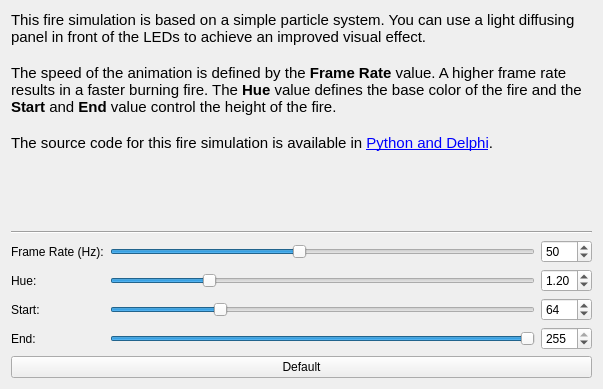
Above: demo/src/ui/fire.ui from Tinkerforge/blinkenlights before the change. Below: the same form after it.
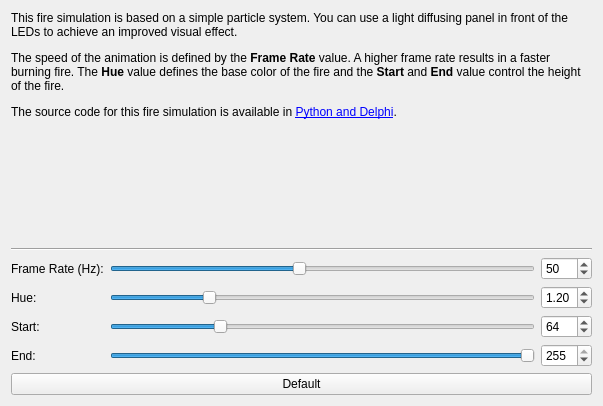
That is the form after the change.

Commit message:
demo: Remove fixed font size from UI texts
Fixed font sizes don't work properly cross platform. No specifying a
font size makes Qt automatically pick the right one for each platform.

Patch:
```diff
--- a/demo/src/ui/fire.ui
+++ b/demo/src/ui/fire.ui
@@ -7,7 +7,7 @@
     <x>0</x>
     <y>0</y>
     <width>603</width>
-    <height>389</height>
+    <height>406</height>
    </rect>
   </property>
   <property name="sizePolicy">
@@ -29,15 +29,11 @@
       </sizepolicy>
      </property>
      <property name="text">
-      <string>&lt;!DOCTYPE HTML PUBLIC &quot;-//W3C//DTD HTML 4.0//EN&quot; &quot;http://www.w3.org/TR/REC-html40/strict.dtd&quot;&gt;
-&lt;html&gt;&lt;head&gt;&lt;meta name=&quot;qrichtext&quot; content=&quot;1&quot; /&gt;&lt;style type=&quot;text/css&quot;&gt;
-p, li { white-space: pre-wrap; }
-&lt;/style&gt;&lt;/head&gt;&lt;body style=&quot; font-family:'Ubuntu'; font-size:11pt; font-weight:400; font-style:normal;&quot;&gt;
-&lt;p style=&quot; margin-top:0px; margin-bottom:0px; margin-left:0px; margin-right:0px; -qt-block-indent:0; text-indent:0px;&quot;&gt;This fire simulation is based on a simple particle system. You can use a light diffusing panel in front of the LEDs to achieve an improved visual effect.&lt;/p&gt;
-&lt;p style=&quot;-qt-paragraph-type:empty; margin-top:0px; margin-bottom:0px; margin-left:0px; margin-right:0px; -qt-block-indent:0; text-indent:0px;&quot;&gt;&lt;/p&gt;
-&lt;p style=&quot; margin-top:0px; margin-bottom:0px; margin-left:0px; margin-right:0px; -qt-block-indent:0; text-indent:0px;&quot;&gt;The speed of the animation is defined by the &lt;span style=&quot; font-weight:600;&quot;&gt;Frame Rate&lt;/span&gt; value. A higher frame rate results in a faster burning fire. The &lt;span style=&quot; font-weight:600;&quot;&gt;Hue&lt;/span&gt; value defines the base color of the fire and the &lt;span style=&quot; font-weight:600;&quot;&gt;Start&lt;/span&gt; and &lt;span style=&quot; font-weight:600;&quot;&gt;End&lt;/span&gt; value control the height of the fire.&lt;/p&gt;
-&lt;p style=&quot;-qt-paragraph-type:empty; margin-top:0px; margin-bottom:0px; margin-left:0px; margin-right:0px; -qt-block-indent:0; text-indent:0px;&quot;&gt;&lt;/p&gt;
-&lt;p style=&quot; margin-top:0px; margin-bottom:0px; margin-left:0px; margin-right:0px; -qt-block-indent:0; text-indent:0px;&quot;&gt;The source code for this fire simulation is available in &lt;a href=&quot;http://www.tinkerforge.com/en/doc/Kits/Blinkenlights/Blinkenlights.html#fire-simulation&quot;&gt;&lt;span style=&quot; text-decoration: underline; color:#0000ff;&quot;&gt;Python and Delphi&lt;/span&gt;&lt;/a&gt;.&lt;/p&gt;&lt;/body&gt;&lt;/html&gt;</string>
+      <string>&lt;p&gt;This fire simulation is based on a simple particle system. You can use a light diffusing panel in front of the LEDs to achieve an improved visual effect.&lt;/p&gt;
+&lt;p&gt;&lt;/p&gt;
+&lt;p&gt;The speed of the animation is defined by the &lt;b&gt;Frame Rate&lt;/b&gt; value. A higher frame rate results in a faster burning fire. The &lt;b&gt;Hue&lt;/b&gt; value defines the base color of the fire and the &lt;b&gt;Start&lt;/b&gt; and &lt;b&gt;End&lt;/b&gt; value control the height of the fire.&lt;/p&gt;
+&lt;p&gt;&lt;/p&gt;
+&lt;p&gt;The source code for this fire simulation is available in &lt;a href=&quot;http://www.tinkerforge.com/en/doc/Kits/Blinkenlights/Blinkenlights.html#fire-simulation&quot;&gt;&lt;span style=&quot; text-decoration: underline; color:#0000ff;&quot;&gt;Python and Delphi&lt;/span&gt;&lt;/a&gt;.&lt;/p&gt;</string>
      </property>
      <property name="alignment">
       <set>Qt::AlignLeading|Qt::AlignLeft|Qt::AlignTop</set>
```
The commit also changes 6 other files.
